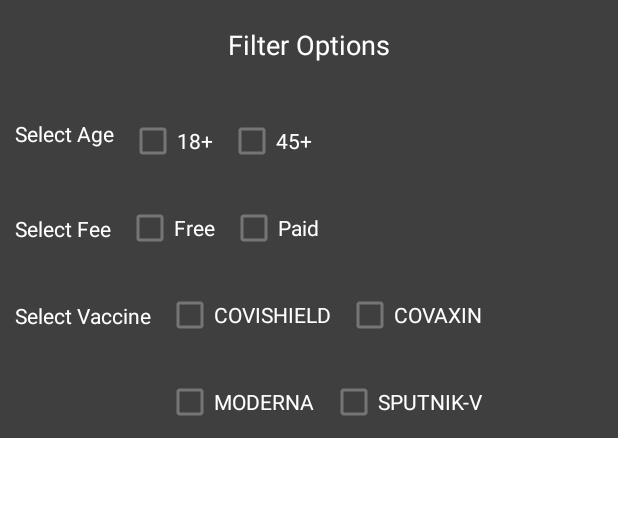
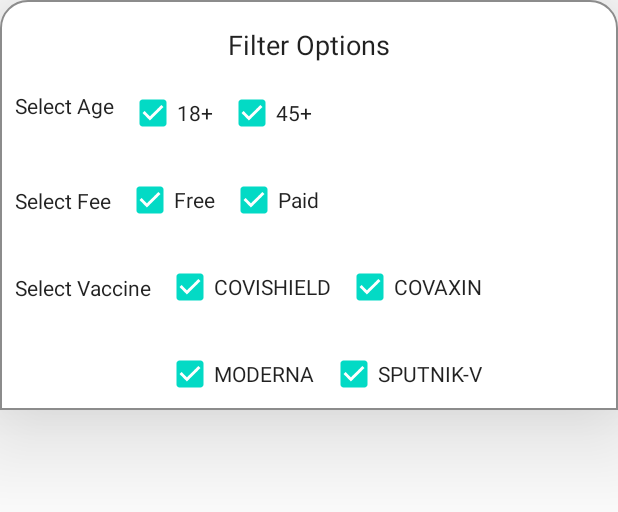
Before and after one commit to harshpatel63/CoWin-Vaccine-Notifier, an Android app: the layout item_bottom_sheet_container.xml on its own in the app's theme, with its tools: preview values and no code run, on a phone screen of 412 x 824 dp. Shown: the top 512 px of the screen. Run offline under Robolectric (Android 15) with nearby library versions, the phone set to English and light mode, and no system bars.

Commit message:
Implemented filter options programmatically and minor UI changes

```diff
--- a/app/build.gradle
+++ b/app/build.gradle
@@ -71,4 +71,7 @@ dependencies {
     //material.io by google
     implementation 'com.google.android.material:material:1.4.0'
 
+    //Gson
+    implementation 'com.google.code.gson:gson:2.8.6'
+
 }
--- a/app/src/main/java/com/example/cowinvaccinenotifier/db/AppDatabase.java
+++ b/app/src/main/java/com/example/cowinvaccinenotifier/db/AppDatabase.java
@@ -5,11 +5,13 @@ import android.content.Context;
 import androidx.room.Database;
 import androidx.room.Room;
 import androidx.room.RoomDatabase;
+import androidx.room.TypeConverters;
 
 import java.util.concurrent.ExecutorService;
 import java.util.concurrent.Executors;
 
-@Database(entities = {User.class}, version = 1)
+@Database(entities = {User.class}, version = 2)
+@TypeConverters({Converters.class})
 public abstract class AppDatabase extends RoomDatabase {
 
     public abstract UserDao userDao();
--- /dev/null
+++ b/app/src/main/res/drawable/ic_baseline_horizontal_rule_24.xml
@@ -0,0 +1,11 @@
+<vector xmlns:android="http://schemas.android.com/apk/res/android"
+    android:width="48dp"
+    android:height="48dp"
+    android:viewportWidth="24"
+    android:viewportHeight="24"
+    android:tint="?attr/colorBackgroundFloating">
+  <path
+      android:fillColor="@android:color/white"
+      android:pathData="M4,11h16v2h-16z"
+      android:fillType="evenOdd" />
+</vector>
--- /dev/null
+++ b/app/src/main/res/drawable/rounded_background.xml
@@ -0,0 +1,12 @@
+<?xml version="1.0" encoding="utf-8"?>
+<shape xmlns:android="http://schemas.android.com/apk/res/android"
+    android:shape="rectangle">
+
+    <solid android:color="?android:attr/colorBackground" />
+
+    <stroke android:color="#8c8c8c" android:width="1dp"/>
+
+    <corners android:topLeftRadius="18dp"
+        android:topRightRadius="18dp"/>
+
+</shape>
--- a/app/src/main/res/layout/fragment_home.xml
+++ b/app/src/main/res/layout/fragment_home.xml
@@ -105,6 +105,7 @@
     android:id="@+id/buttonService"
     android:layout_width="wrap_content"
     android:layout_height="wrap_content"
+    android:layout_marginBottom="10dp"
     app:layout_constraintBottom_toBottomOf="parent"
     app:layout_constraintStart_toStartOf="parent"
     app:layout_constraintEnd_toEndOf="parent"
--- a/app/src/main/res/layout/item_bottom_sheet_container.xml
+++ b/app/src/main/res/layout/item_bottom_sheet_container.xml
@@ -1,9 +1,10 @@
 <?xml version="1.0" encoding="utf-8"?>
 <LinearLayout xmlns:tools="http://schemas.android.com/tools"
     android:id="@+id/layoutMisc"
+    android:elevation="50dp"
     android:layout_width="match_parent"
     android:layout_height="wrap_content"
-    android:background="#3f3f3f"
+    android:background="@drawable/rounded_background"
     android:orientation="vertical"
     app:behavior_peekHeight="40dp"
     app:layout_behavior="@string/bottom_sheet_behavior"
@@ -13,11 +14,21 @@
     <androidx.constraintlayout.widget.ConstraintLayout
         android:layout_width="match_parent"
         android:layout_height="match_parent">
+        <ImageView
+            android:id="@+id/line"
+            android:layout_width="wrap_content"
+            android:layout_height="wrap_content"
+            android:src="@drawable/ic_baseline_horizontal_rule_24"
+            app:layout_constraintTop_toTopOf="parent"
+            app:layout_constraintBottom_toTopOf="@id/textFilterOptions"
+            app:layout_constraintStart_toStartOf="parent"
+            app:layout_constraintEnd_toEndOf="parent"
+            app:tint="#ffffff"/>
 
     <TextView
         android:id="@+id/textFilterOptions"
         android:layout_width="wrap_content"
-        android:layout_height="40dp"
+        android:layout_height="wrap_content"
         android:includeFontPadding="false"
         android:layout_margin="20dp"
         app:layout_constraintTop_toTopOf="parent"
@@ -25,14 +36,14 @@
         app:layout_constraintEnd_toEndOf="parent"
         android:text="Filter Options"
         android:textSize="18sp"
-        android:textColor="@color/white"/>
+        android:textColor="?android:attr/textColorPrimary"/>
         <TextView
             android:id="@+id/textSelectAge"
             android:layout_width="wrap_content"
             android:layout_height="wrap_content"
             android:text="Select Age"
             android:layout_margin="10dp"
-            android:textColor="@color/white"
+            android:textColor="?android:attr/textColorPrimary"
             app:layout_constraintTop_toBottomOf="@id/textFilterOptions"
             app:layout_constraintBottom_toBottomOf="@id/checkboxEighteen"
             app:layout_constraintStart_toStartOf="parent"
@@ -44,7 +55,8 @@
             android:layout_height="wrap_content"
             android:text="18+"
             android:layout_margin="10dp"
-            android:textColor="@color/white"
+            android:textColor="?android:attr/textColorPrimary"
+            android:checked="true"
             app:layout_constraintTop_toBottomOf="@id/textFilterOptions"
             app:layout_constraintLeft_toRightOf="@id/textSelectAge"/>
         <CheckBox
@@ -53,7 +65,8 @@
             android:layout_height="wrap_content"
             android:text="45+"
             android:layout_margin="10dp"
-            android:textColor="@color/white"
+            android:textColor="?android:attr/textColorPrimary"
+            android:checked="true"
             app:layout_constraintTop_toBottomOf="@id/textFilterOptions"
             app:layout_constraintLeft_toRightOf="@id/checkboxEighteen"/>
 
@@ -63,7 +76,7 @@
             android:layout_height="wrap_content"
             android:text="Select Fee"
             android:layout_margin="10dp"
-            android:textColor="@color/white"
+            android:textColor="?android:attr/textColorPrimary"
             app:layout_constraintTop_toTopOf="@id/checkboxFree"
             app:layout_constraintStart_toStartOf="parent"
             app:layout_constraintBottom_toBottomOf="@id/checkboxFree"
@@ -75,7 +88,8 @@
             android:layout_height="wrap_content"
             android:text="Free"
             android:layout_margin="10dp"
-            android:textColor="@color/white"
+            android:textColor="?android:attr/textColorPrimary"
+            android:checked="true"
             app:layout_constraintTop_toBottomOf="@id/checkboxEighteen"
             app:layout_constraintLeft_toRightOf="@id/textSelectFee"/>
         <CheckBox
@@ -84,7 +98,8 @@
             android:layout_height="wrap_content"
             android:text="Paid"
             android:layout_margin="10dp"
-            android:textColor="@color/white"
+            android:textColor="?android:attr/textColorPrimary"
+            android:checked="true"
             app:layout_constraintTop_toBottomOf="@id/checkboxFortyFive"
             app:layout_constraintLeft_toRightOf="@id/checkboxFree"/>
 
@@ -95,7 +110,7 @@
             android:layout_height="wrap_content"
             android:text="Select Vaccine"
             android:layout_margin="10dp"
-            android:textColor="@color/white"
+            android:textColor="?android:attr/textColorPrimary"
             app:layout_constraintTop_toTopOf="@id/checkboxCovishield"
             app:layout_constraintStart_toStartOf="parent"
             app:layout_constraintBottom_toBottomOf="@id/checkboxCovishield"
@@ -105,18 +120,20 @@
             android:id="@+id/checkboxCovishield"
             android:layout_width="wrap_content"
             android:layout_height="wrap_content"
-            android:text="COVISHIELD"
+            android:text="@string/covishield"
             android:layout_margin="10dp"
-            android:textColor="@color/white"
+            android:textColor="?android:attr/textColorPrimary"
+            android:checked="true"
             app:layout_constraintTop_toBottomOf="@id/checkboxFree"
             app:layout_constraintLeft_toRightOf="@id/textSelectVaccine"/>
         <CheckBox
             android:id="@+id/checkboxCovaxin"
             android:layout_width="wrap_content"
             android:layout_height="wrap_content"
-            android:text="COVAXIN"
+            android:text="@string/covaxin"
             android:layout_margin="10dp"
-            android:textColor="@color/white"
+            android:textColor="?android:attr/textColorPrimary"
+            android:checked="true"
             app:layout_constraintTop_toBottomOf="@id/checkboxPaid"
             app:layout_constraintLeft_toRightOf="@id/checkboxCovishield"/>
 
@@ -124,18 +141,20 @@
             android:id="@+id/checkboxModerna"
             android:layout_width="wrap_content"
             android:layout_height="wrap_content"
-            android:text="MODERNA"
+            android:text="@string/moderna"
             android:layout_margin="10dp"
-            android:textColor="@color/white"
+            android:textColor="?android:attr/textColorPrimary"
+            android:checked="true"
             app:layout_constraintTop_toBottomOf="@id/checkboxCovishield"
             app:layout_constraintLeft_toRightOf="@id/textSelectVaccine"/>
         <CheckBox
             android:id="@+id/checkboxSputnikV"
             android:layout_width="wrap_content"
             android:layout_height="wrap_content"
-            android:text="SPUTNIK-V"
+            android:text="@string/sputnik_v"
             android:layout_margin="10dp"
-            android:textColor="@color/white"
+            android:textColor="?android:attr/textColorPrimary"
+            android:checked="true"
             app:layout_constraintTop_toBottomOf="@id/checkboxCovaxin"
             app:layout_constraintLeft_toRightOf="@id/checkboxModerna"/>
 
--- a/app/src/main/res/values/strings.xml
+++ b/app/src/main/res/values/strings.xml
@@ -13,4 +13,8 @@
     <string name="pincode">Pincode</string>
     <string name="date">Date</string>
     <string name="cowin_service_notification_channel_id">cowin_channel</string>
+    <string name="covishield">COVISHIELD</string>
+    <string name="covaxin">COVAXIN</string>
+    <string name="moderna">MODERNA</string>
+    <string name="sputnik_v">SPUTNIK-V</string>
 </resources>
```
Also changed, not shown: app/src/main/java/com/example/cowinvaccinenotifier/db/Converters.java (added, +25 -0 lines), app/src/main/java/com/example/cowinvaccinenotifier/db/User.java (+15 -1 lines), app/src/main/java/com/example/cowinvaccinenotifier/repository/MainRepository.java (+62 -8 lines), app/src/main/java/com/example/cowinvaccinenotifier/ui/settings/SettingsFragment.java (+57 -5 lines), app/src/main/java/com/example/cowinvaccinenotifier/ui/settings/SettingsViewModel.java (+15 -2 lines).
